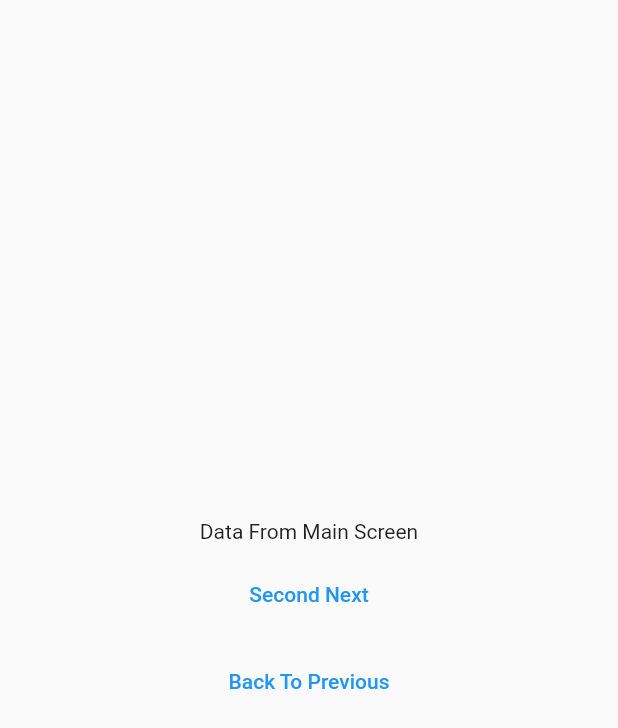
After one commit to hardikcoretus/getx_demo, a Flutter app: the screen it shows after launch, after a tap on "Go to Next", on a phone screen of 412 x 824 dp. The commit adds this screen. Shown: the top 728 px of the screen. Run offline on Flutter 3.47's test engine with Material 2 defaults, Android fonts, the phone set to English and light mode, and no system bars; our stand-ins replace get.

Commit message:
route navigation in getx

```diff
--- /dev/null
+++ b/lib/home.dart
@@ -0,0 +1,35 @@
+import 'package:flutter/material.dart';
+import 'package:get/get.dart';
+
+class Home extends StatelessWidget {
+  const Home({Key? key}) : super(key: key);
+
+  @override
+  Widget build(BuildContext context) {
+    return Scaffold(
+      body: Center(
+        child: Container(
+          child: Column(
+            mainAxisAlignment: MainAxisAlignment.center,
+            crossAxisAlignment: CrossAxisAlignment.center,
+            children: <Widget>[
+              Text('${Get.arguments}'),
+              const SizedBox(
+                height: 10,
+              ),
+              TextButton(onPressed: () {}, child: Text('Second Next')),
+              const SizedBox(
+                height: 10,
+              ),
+              TextButton(
+                  onPressed: () {
+                    Get.back();
+                  },
+                  child: Text('Back To Previous')),
+            ],
+          ),
+        ),
+      ),
+    );
+  }
+}
--- a/lib/main.dart
+++ b/lib/main.dart
@@ -1,4 +1,5 @@
 import 'package:flutter/material.dart';
+import 'package:flutter_getx_demo/home.dart';
 import 'package:get/get.dart';
 
 void main() {
@@ -10,53 +11,70 @@ class MyApp extends StatelessWidget {
   @override
   Widget build(BuildContext context) {
     return GetMaterialApp(
-      title: 'Dialog ',
+      title: 'Go To Next Screen',
       home: Scaffold(
         appBar: AppBar(
-          title: Text('GetX Dialog'),
+          title: Text('GetX Route Navigation'),
         ),
         body: Center(
           child: Column(
             crossAxisAlignment: CrossAxisAlignment.center,
             mainAxisAlignment: MainAxisAlignment.center,
             children: [
-              ElevatedButton(
+              TextButton(
                   onPressed: () {
-                    //Bottom Sheet
-                    Get.bottomSheet(
-                        Container(
-                          child: Wrap(
-                            children: <Widget>[
-                              ListTile(
-                                leading: Icon(Icons.wb_sunny_outlined),
-                                title: Text('Light Theme'),
-                                onTap: () =>
-                                    {Get.changeTheme(ThemeData.light())},
-                              ),
-                              ListTile(
-                                leading: Icon(Icons.wb_sunny),
-                                title: Text('Dark Theme'),
-                                onTap: () =>
-                                    {Get.changeTheme(ThemeData.dark())},
-                              ),
-                            ],
-                          ),
-                        ),
+                    /* Route Naigation */
+                    /*  Get.to(Home(),
+                        // fullscreenDialog: true,
+                        /* Full Screen Dialog */
+                        transition: Transition.zoom,
+                        duration: Duration(microseconds: 4000),
+                        curve: Curves.bounceIn); */
 
-                        // barrierColor: Colors.grey.shade100,  // Background Color when bottomsheet open
-                        // backgroundColor: Colors.black,
+                    /* Go to home screen but no option to return previous screen */
+                    // Get.off(Home());
 
-                        shape: RoundedRectangleBorder(
-                            borderRadius: BorderRadius.circular(20),
-                            side: BorderSide(
-                                color: Colors.white,
-                                style: BorderStyle.solid,
-                                width: 2.0)));
+                    /* Go to home screen and cancel all previous screens/route */
+                    // Get.offAll(Home());
 
-                    //Default Dialog
+                    /* Move to Next Screen With Data */
+                    Get.to(Home(), arguments: 'Data From Main Screen');
+
+                    /* Bottom Sheet */
+                    // Get.bottomSheet(
+                    //     Container(
+                    //       child: Wrap(
+                    //         children: <Widget>[
+                    //           ListTile(
+                    //             leading: Icon(Icons.wb_sunny_outlined),
+                    //             title: Text('Light Theme'),
+                    //             onTap: () =>
+                    //                 {Get.changeTheme(ThemeData.light())},
+                    //           ),
+                    //           ListTile(
+                    //             leading: Icon(Icons.wb_sunny),
+                    //             title: Text('Dark Theme'),
+                    //             onTap: () =>
+                    //                 {Get.changeTheme(ThemeData.dark())},
+                    //           ),
+                    //         ],
+                    //       ),
+                    //     ),
+
+                    //     barrierColor: Colors.grey.shade100,  // Background Color when bottomsheet open
+                    //     backgroundColor: Colors.black,
+
+                    //     shape: RoundedRectangleBorder(
+                    //         borderRadius: BorderRadius.circular(20),
+                    //         side: BorderSide(
+                    //             color: Colors.white,
+                    //             style: BorderStyle.solid,
+                    //             width: 2.0)));
+
+                    /* Default Dialog */
                     // Get.defaultDialog();
 
-                    //Custom Dialog
+                    /* Custom Dialog*/
                     // Get.defaultDialog(
                     //     title: 'Custom Dialog Title',
                     //     titleStyle:
@@ -80,7 +98,7 @@ class MyApp extends StatelessWidget {
                     //       Get.snackbar('Confirmed....', 'Done !');
                     //     });
                   },
-                  child: Text('show dialog')),
+                  child: Text('Go to Next')),
             ],
           ),
         ),
```
